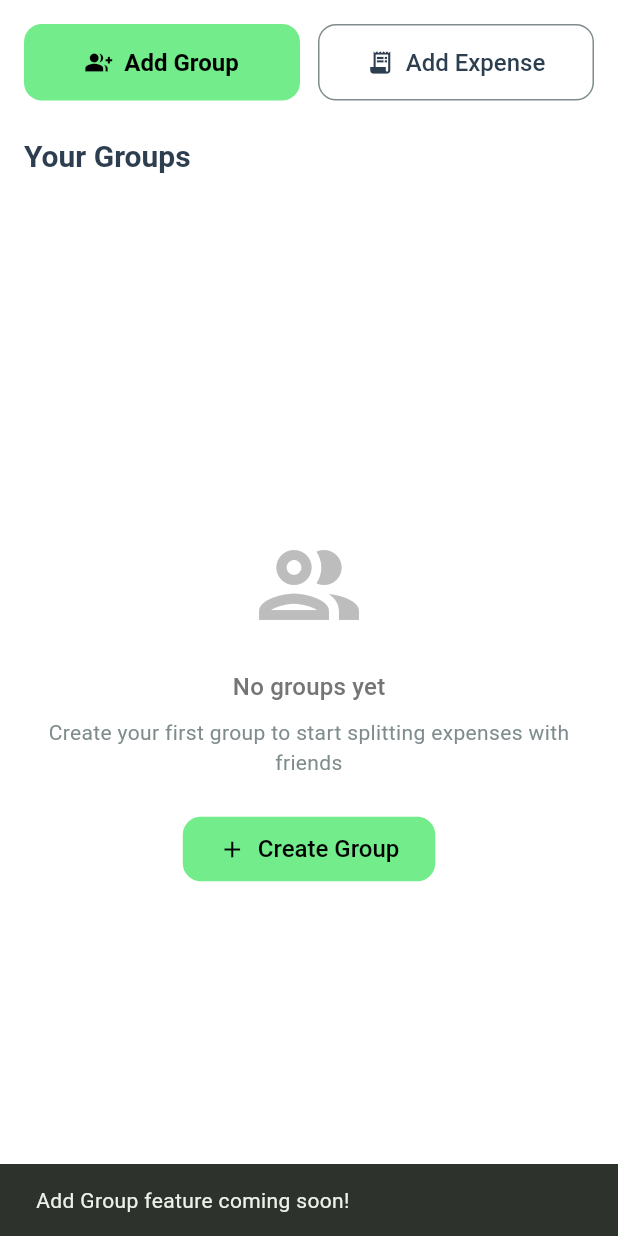
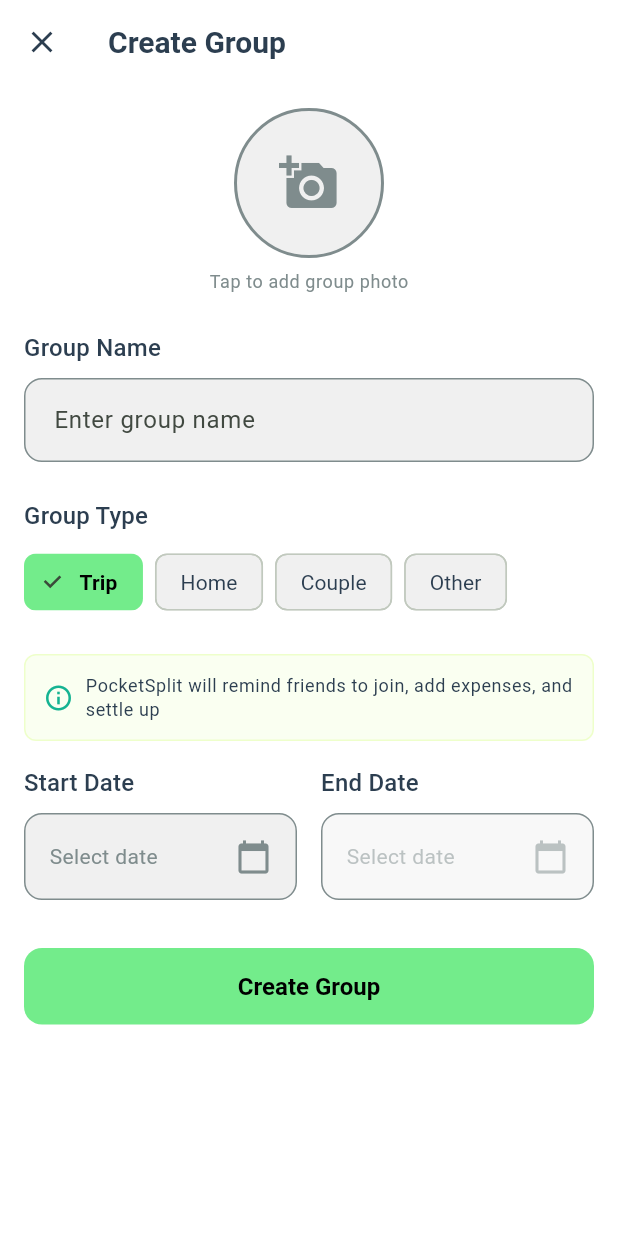
Before and after one commit to FiroshV/PocketSplit, a Flutter app: the GroupsPage screen opened directly, after a tap on "Add Group", on a phone screen of 412 x 824 dp. Run offline on Flutter 3.47's test engine with Material 3 defaults, Android fonts, the light colour scheme and no system bars; our stand-ins replace firebase_auth, firebase_core, google_sign_in, image_picker; accounts and stored records are empty.

Commit message:
feat: Implement Create Group page with image picker and group type selection

```diff
--- /dev/null
+++ b/lib/presentation/pages/groups/create_group_page.dart
@@ -0,0 +1,528 @@
+import 'dart:io';
+import 'package:flutter/material.dart';
+import 'package:image_picker/image_picker.dart';
+import 'package:pocket_split/core/theme/app_theme.dart';
+
+class CreateGroupPage extends StatefulWidget {
+  const CreateGroupPage({super.key});
+
+  @override
+  State<CreateGroupPage> createState() => _CreateGroupPageState();
+}
+
+class _CreateGroupPageState extends State<CreateGroupPage> {
+  final _formKey = GlobalKey<FormState>();
+  final _groupNameController = TextEditingController();
+  final _imagePicker = ImagePicker();
+
+  File? _groupImage;
+  String _selectedGroupType = 'Trip';
+
+  // Trip specific fields
+  DateTime? _startDate;
+  DateTime? _endDate;
+
+  // Home specific fields
+  bool _enableSettleUpReminders = false;
+
+  // Couple specific fields
+  bool _enableBalanceAlert = false;
+  double _balanceAlertAmount = 100.0;
+
+  @override
+  void dispose() {
+    _groupNameController.dispose();
+    super.dispose();
+  }
+
+  Future<void> _pickImage() async {
+    showModalBottomSheet(
+      context: context,
+      builder: (BuildContext context) {
+        return SafeArea(
+          child: Wrap(
+            children: [
+              ListTile(
+                leading: const Icon(Icons.photo_library),
+                title: const Text('Choose from Gallery'),
+                onTap: () async {
+                  Navigator.pop(context);
+                  final XFile? image = await _imagePicker.pickImage(
+                    source: ImageSource.gallery,
+                    maxWidth: 512,
+                    maxHeight: 512,
+                    imageQuality: 70,
+                  );
+                  if (image != null) {
+                    setState(() {
+                      _groupImage = File(image.path);
+                    });
+                  }
+                },
+              ),
+              ListTile(
+                leading: const Icon(Icons.photo_camera),
+                title: const Text('Take Photo'),
+                onTap: () async {
+                  Navigator.pop(context);
+                  final XFile? image = await _imagePicker.pickImage(
+                    source: ImageSource.camera,
+                    maxWidth: 512,
+                    maxHeight: 512,
+                    imageQuality: 70,
+                  );
+                  if (image != null) {
+                    setState(() {
+                      _groupImage = File(image.path);
+                    });
+                  }
+                },
+              ),
+            ],
+          ),
+        );
+      },
+    );
+  }
+
+  Future<void> _selectDate(BuildContext context, bool isStartDate) async {
+    final DateTime? picked = await showDatePicker(
+      context: context,
+      initialDate: DateTime.now(),
+      firstDate: DateTime.now(),
+      lastDate: DateTime.now().add(const Duration(days: 365)),
+    );
+    if (picked != null) {
+      setState(() {
+        if (isStartDate) {
+          _startDate = picked;
+          // Reset end date if it's before start date
+          if (_endDate != null && _endDate!.isBefore(_startDate!)) {
+            _endDate = null;
+          }
+        } else {
+          _endDate = picked;
+        }
+      });
+    }
+  }
+
+  Widget _buildGroupImage() {
+    return Center(
+      child: GestureDetector(
+        onTap: _pickImage,
+        child: Container(
+          width: 100,
+          height: 100,
+          decoration: BoxDecoration(
+            shape: BoxShape.circle,
+            color: AppTheme.lightGray,
+            border: Border.all(color: AppTheme.neutralGray, width: 2),
+          ),
+          child: _groupImage != null
+              ? ClipOval(
+                  child: Image.file(
+                    _groupImage!,
+                    fit: BoxFit.cover,
+                    width: 100,
+                    height: 100,
+                  ),
+                )
+              : const Icon(
+                  Icons.add_a_photo,
+                  size: 40,
+                  color: AppTheme.neutralGray,
+                ),
+        ),
+      ),
+    );
+  }
+
+  Widget _buildGroupTypeSelector() {
+    return Column(
+      crossAxisAlignment: CrossAxisAlignment.start,
+      children: [
+        Text(
+          'Group Type',
+          style: Theme.of(context).textTheme.titleMedium,
+        ),
+        const SizedBox(height: 8),
+        Wrap(
+          spacing: 8,
+          children: ['Trip', 'Home', 'Couple', 'Other'].map((type) {
+            return ChoiceChip(
+              label: Text(type),
+              selected: _selectedGroupType == type,
+              onSelected: (selected) {
+                if (selected) {
+                  setState(() {
+                    _selectedGroupType = type;
+                  });
+                }
+              },
+              selectedColor: AppTheme.primary2,
+              backgroundColor: AppTheme.lightGray,
+              labelStyle: TextStyle(
+                color: _selectedGroupType == type ? Colors.black : AppTheme.darkGray,
+                fontWeight: _selectedGroupType == type ? FontWeight.w600 : FontWeight.normal,
+              ),
+            );
+          }).toList(),
+        ),
+      ],
+    );
+  }
+
+  Widget _buildTripSpecificFields() {
+    return Column(
+      crossAxisAlignment: CrossAxisAlignment.start,
+      children: [
+        Container(
+          padding: const EdgeInsets.all(12),
+          decoration: BoxDecoration(
+            color: AppTheme.primary1.withValues(alpha: 0.1),
+            borderRadius: BorderRadius.circular(8),
+            border: Border.all(color: AppTheme.primary1.withValues(alpha: 0.3)),
+          ),
+          child: Row(
+            children: [
+              const Icon(Icons.info_outline, color: AppTheme.secondary2, size: 20),
+              const SizedBox(width: 8),
+              Expanded(
+                child: Text(
+                  'PocketSplit will remind friends to join, add expenses, and settle up',
+                  style: Theme.of(context).textTheme.bodySmall?.copyWith(
+                    color: AppTheme.darkGray,
+                  ),
+                ),
+              ),
+            ],
+          ),
+        ),
+        const SizedBox(height: 16),
+        Row(
+          children: [
+            Expanded(
+              child: Column(
+                crossAxisAlignment: CrossAxisAlignment.start,
+                children: [
+                  Text(
+                    'Start Date',
+                    style: Theme.of(context).textTheme.titleMedium,
+                  ),
+                  const SizedBox(height: 8),
+                  InkWell(
+                    onTap: () => _selectDate(context, true),
+                    child: Container(
+                      padding: const EdgeInsets.all(16),
+                      decoration: BoxDecoration(
+                        border: Border.all(color: AppTheme.neutralGray),
+                        borderRadius: BorderRadius.circular(12),
+                        color: AppTheme.lightGray,
+                      ),
+                      child: Row(
+                        mainAxisAlignment: MainAxisAlignment.spaceBetween,
+                        children: [
+                          Text(
+                            _startDate != null
+                                ? '${_startDate!.day}/${_startDate!.month}/${_startDate!.year}'
+                                : 'Select date',
+                            style: TextStyle(
+                              color: _startDate != null ? AppTheme.darkGray : AppTheme.neutralGray,
+                            ),
+                          ),
+                          const Icon(Icons.calendar_today, color: AppTheme.neutralGray),
+                        ],
+                      ),
+                    ),
+                  ),
+                ],
+              ),
+            ),
+            const SizedBox(width: 16),
+            Expanded(
+              child: Column(
+                crossAxisAlignment: CrossAxisAlignment.start,
+                children: [
+                  Text(
+                    'End Date',
+                    style: Theme.of(context).textTheme.titleMedium,
+                  ),
+                  const SizedBox(height: 8),
+                  InkWell(
+                    onTap: _startDate != null ? () => _selectDate(context, false) : null,
+                    child: Container(
+                      padding: const EdgeInsets.all(16),
+                      decoration: BoxDecoration(
+                        border: Border.all(color: AppTheme.neutralGray),
+                        borderRadius: BorderRadius.circular(12),
+                        color: _startDate != null ? AppTheme.lightGray : AppTheme.lightGray.withValues(alpha: 0.5),
+                      ),
+                      child: Row(
+                        mainAxisAlignment: MainAxisAlignment.spaceBetween,
+                        children: [
+                          Text(
+                            _endDate != null
+                                ? '${_endDate!.day}/${_endDate!.month}/${_endDate!.year}'
+                                : 'Select date',
+                            style: TextStyle(
+                              color: _endDate != null
+                                  ? AppTheme.darkGray
+                                  : _startDate != null
+                                      ? AppTheme.neutralGray
+                                      : AppTheme.neutralGray.withValues(alpha: 0.5),
+                            ),
+                          ),
+                          Icon(
+                            Icons.calendar_today,
+                            color: _startDate != null
+                                ? AppTheme.neutralGray
+                                : AppTheme.neutralGray.withValues(alpha: 0.5),
+                          ),
+                        ],
+                      ),
+                    ),
+                  ),
+                ],
+              ),
+            ),
+          ],
+        ),
+      ],
+    );
+  }
+
+  Widget _buildHomeSpecificFields() {
+    return Column(
+      crossAxisAlignment: CrossAxisAlignment.start,
+      children: [
+        Container(
+          padding: const EdgeInsets.all(12),
+          decoration: BoxDecoration(
+            color: AppTheme.secondary1.withValues(alpha: 0.1),
+            borderRadius: BorderRadius.circular(8),
+            border: Border.all(color: AppTheme.secondary1.withValues(alpha: 0.3)),
+          ),
+          child: Row(
+            children: [
+              const Icon(Icons.home, color: AppTheme.secondary2, size: 20),
+              const SizedBox(width: 8),
+              Expanded(
+                child: Text(
+                  'Enable notifications to remind members to settle up',
+                  style: Theme.of(context).textTheme.bodySmall?.copyWith(
+                    color: AppTheme.darkGray,
+                  ),
+                ),
+              ),
+            ],
+          ),
+        ),
+        const SizedBox(height: 16),
+        SwitchListTile(
+          title: const Text('Settle Up Reminders'),
+          subtitle: const Text('Get notifications to remind group members'),
+          value: _enableSettleUpReminders,
+          onChanged: (bool value) {
+            setState(() {
+              _enableSettleUpReminders = value;
+            });
+          },
+          activeColor: AppTheme.primary2,
+        ),
+      ],
+    );
+  }
+
+  Widget _buildCoupleSpecificFields() {
+    return Column(
+      crossAxisAlignment: CrossAxisAlignment.start,
+      children: [
+        Container(
+          padding: const EdgeInsets.all(12),
+          decoration: BoxDecoration(
+            color: Colors.pink.withValues(alpha: 0.1),
+            borderRadius: BorderRadius.circular(8),
+            border: Border.all(color: Colors.pink.withValues(alpha: 0.3)),
+          ),
+          child: Row(
+            children: [
+              const Icon(Icons.favorite, color: Colors.pink, size: 20),
+              const SizedBox(width: 8),
+              Expanded(
+                child: Text(
+                  'PocketSplit will alert the group when someone\'s balance reaches a set amount',
+                  style: Theme.of(context).textTheme.bodySmall?.copyWith(
+                    color: AppTheme.darkGray,
+                  ),
+                ),
+              ),
+            ],
+          ),
+        ),
+        const SizedBox(height: 16),
+        SwitchListTile(
+          title: const Text('Balance Alert'),
+          subtitle: Text('Alert when balance reaches \$${_balanceAlertAmount.toStringAsFixed(0)}'),
+          value: _enableBalanceAlert,
+          onChanged: (bool value) {
+            setState(() {
+              _enableBalanceAlert = value;
+            });
+          },
+          activeColor: AppTheme.primary2,
+        ),
+        if (_enableBalanceAlert) ...[
+          const SizedBox(height: 16),
+          Text(
+            'Alert Amount: \$${_balanceAlertAmount.toStringAsFixed(0)}',
+            style: Theme.of(context).textTheme.titleMedium,
+          ),
+          Slider(
+            value: _balanceAlertAmount,
+            min: 10,
+            max: 1000,
+            divisions: 99,
+            label: '\$${_balanceAlertAmount.toStringAsFixed(0)}',
+            onChanged: (double value) {
+              setState(() {
+                _balanceAlertAmount = value;
+              });
+            },
+            activeColor: AppTheme.primary2,
+          ),
+        ],
+      ],
+    );
+  }
+
+  Widget _buildGroupTypeSpecificFields() {
+    switch (_selectedGroupType) {
+      case 'Trip':
+        return _buildTripSpecificFields();
+      case 'Home':
+        return _buildHomeSpecificFields();
+      case 'Couple':
+        return _buildCoupleSpecificFields();
+      case 'Other':
+      default:
+        return Container(
+          padding: const EdgeInsets.all(12),
+          decoration: BoxDecoration(
+            color: AppTheme.neutralGray.withValues(alpha: 0.1),
+            borderRadius: BorderRadius.circular(8),
+            border: Border.all(color: AppTheme.neutralGray.withValues(alpha: 0.3)),
+          ),
+          child: Row(
+            children: [
+              const Icon(Icons.group, color: AppTheme.neutralGray, size: 20),
+              const SizedBox(width: 8),
+              Expanded(
+                child: Text(
+                  'General group for sharing expenses',
+                  style: Theme.of(context).textTheme.bodySmall?.copyWith(
+                    color: AppTheme.darkGray,
+                  ),
+                ),
+              ),
+            ],
+          ),
+        );
+    }
+  }
+
+  void _createGroup() {
+    if (_formKey.currentState!.validate()) {
+      // TODO: Implement group creation logic
+      ScaffoldMessenger.of(context).showSnackBar(
+        SnackBar(
+          content: Text('Creating group "${_groupNameController.text}"...'),
+          backgroundColor: AppTheme.primary2,
+        ),
+      );
+      Navigator.pop(context);
+    }
+  }
+
+  @override
+  Widget build(BuildContext context) {
+    return Scaffold(
+      appBar: AppBar(
+        title: const Text('Create Group'),
+        leading: IconButton(
+          icon: const Icon(Icons.close),
+          onPressed: () => Navigator.pop(context),
+        ),
+      ),
+      body: Form(
+        key: _formKey,
+        child: SingleChildScrollView(
+          padding: const EdgeInsets.all(16),
+          child: Column(
+            crossAxisAlignment: CrossAxisAlignment.start,
+            children: [
+              // Group Image
+              _buildGroupImage(),
+              const SizedBox(height: 8),
+              Center(
+                child: Text(
+                  'Tap to add group photo',
+                  style: Theme.of(context).textTheme.bodySmall,
+                ),
+              ),
+              const SizedBox(height: 24),
+
+              // Group Name
+              Text(
+                'Group Name',
+                style: Theme.of(context).textTheme.titleMedium,
+              ),
+              const SizedBox(height: 8),
+              TextFormField(
+                controller: _groupNameController,
+                decoration: const InputDecoration(
+                  hintText: 'Enter group name',
+                ),
+                validator: (value) {
+                  if (value == null || value.trim().isEmpty) {
+                    return 'Please enter a group name';
+                  }
+                  return null;
+                },
+              ),
+              const SizedBox(height: 24),
+
+              // Group Type Selector
+              _buildGroupTypeSelector(),
+              const SizedBox(height: 24),
+
+              // Type-specific fields
+              _buildGroupTypeSpecificFields(),
+              const SizedBox(height: 32),
+
+              // Create Button
+              SizedBox(
+                width: double.infinity,
+                child: ElevatedButton(
+                  onPressed: _createGroup,
+                  style: ElevatedButton.styleFrom(
+                    backgroundColor: AppTheme.primary2,
+                    foregroundColor: Colors.black,
+                    padding: const EdgeInsets.symmetric(vertical: 16),
+                  ),
+                  child: const Text(
+                    'Create Group',
+                    style: TextStyle(
+                      fontSize: 16,
+                      fontWeight: FontWeight.w600,
+                    ),
+                  ),
+                ),
+              ),
+            ],
+          ),
+        ),
+      ),
+    );
+  }
+}
--- a/lib/presentation/pages/main/groups_page.dart
+++ b/lib/presentation/pages/main/groups_page.dart
@@ -1,5 +1,6 @@
 import 'package:flutter/material.dart';
 import 'package:pocket_split/core/theme/app_theme.dart';
+import 'package:pocket_split/presentation/pages/groups/create_group_page.dart';
 
 class GroupsPage extends StatelessWidget {
   const GroupsPage({super.key});
@@ -18,10 +19,10 @@ class GroupsPage extends StatelessWidget {
                   Expanded(
                     child: ElevatedButton.icon(
                       onPressed: () {
-                        // TODO: Navigate to Add Group screen
-                        ScaffoldMessenger.of(context).showSnackBar(
-                          const SnackBar(
-                            content: Text('Add Group feature coming soon!'),
+                        Navigator.push(
+                          context,
+                          MaterialPageRoute(
+                            builder: (context) => const CreateGroupPage(),
                           ),
                         );
                       },
@@ -101,9 +102,11 @@ class GroupsPage extends StatelessWidget {
           const SizedBox(height: 24),
           ElevatedButton.icon(
             onPressed: () {
-              // TODO: Navigate to Add Group screen
-              ScaffoldMessenger.of(context).showSnackBar(
-                const SnackBar(content: Text('Add Group feature coming soon!')),
+              Navigator.push(
+                context,
+                MaterialPageRoute(
+                  builder: (context) => const CreateGroupPage(),
+                ),
               );
             },
 
--- a/pubspec.yaml
+++ b/pubspec.yaml
@@ -46,6 +46,7 @@ dependencies:
 
   # Other essential dependencies
   google_sign_in: ^6.2.1
+  image_picker: ^1.0.4
 
 dev_dependencies:
   flutter_test:
```
Also changed, not shown: pubspec.lock, 5 other files.
